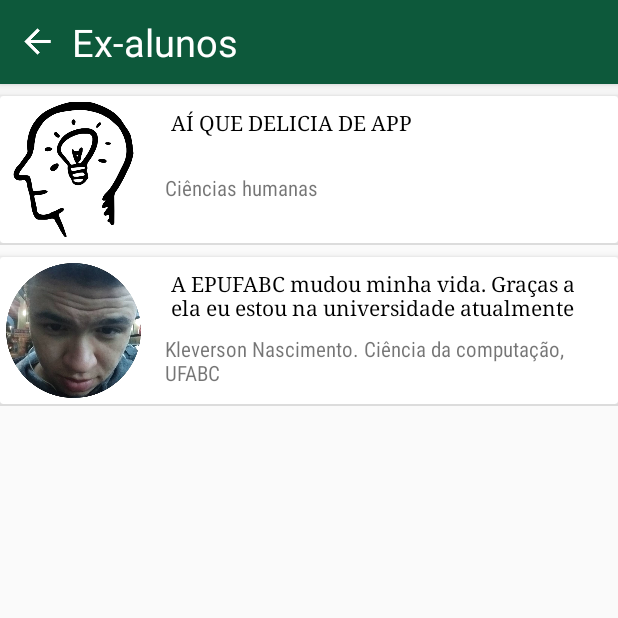
After one commit to centralufabc/centralepufabc, an Android app: the alunos screen opened directly, with no data from a screen before it, on a phone screen of 412 x 824 dp, the top half of it. The commit adds this screen. Run offline under Robolectric (Android 15) with nearby library versions, the phone set to English and light mode, and no system bars.

Commit message:
ex-alunos

```diff
--- a/app/src/main/AndroidManifest.xml
+++ b/app/src/main/AndroidManifest.xml
@@ -35,6 +35,10 @@
             android:name=".lista_frentes"
             android:label="@string/title_activity_lista_frentes"
             android:theme="@style/AppTheme.NoActionBar" />
+        <activity
+            android:name=".alunos"
+            android:label="@string/title_activity_alunos"
+            android:theme="@style/AppTheme.NoActionBar"></activity>
     </application>
 
 </manifest>
--- /dev/null
+++ b/app/src/main/java/central/centralepufabc/Aluno.java
@@ -0,0 +1,41 @@
+package central.centralepufabc;
+
+/**
+ * Created by Kleverson Nascimento on 14/03/2017.
+ */
+
+public class Aluno {
+    private String nome;
+    private String frase;
+    private int imagem;
+
+    public Aluno(String nome, String frase, int imagem) {
+        this.nome = nome;
+        this.frase = frase;
+        this.imagem = imagem;
+    }
+
+    public String getNome() {
+        return nome;
+    }
+
+    public void setNome(String nome) {
+        this.nome = nome;
+    }
+
+    public String getFrase() {
+        return frase;
+    }
+
+    public void setFrase(String frase) {
+        this.frase = frase;
+    }
+
+    public int getImagem() {
+        return imagem;
+    }
+
+    public void setImagem(int imagem) {
+        this.imagem = imagem;
+    }
+}
--- /dev/null
+++ b/app/src/main/java/central/centralepufabc/Aluno_adapter.java
@@ -0,0 +1,56 @@
+package central.centralepufabc;
+
+import android.content.Context;
+import android.view.LayoutInflater;
+import android.view.View;
+import android.view.ViewGroup;
+import android.widget.BaseAdapter;
+import android.widget.ImageView;
+import android.widget.TextView;
+
+import java.util.ArrayList;
+
+/**
+ * Created by Kleverson Nascimento on 14/03/2017.
+ */
+
+public class Aluno_adapter extends BaseAdapter {
+    private ArrayList<Aluno> arrayList;
+    private Context context;
+    private LayoutInflater layout;
+
+    public Aluno_adapter(Context context, ArrayList<Aluno> arrayList) {
+        this.context = context;
+        this.arrayList = arrayList;
+    }
+
+    @Override
+    public int getCount() {
+        return arrayList.size();
+    }
+
+    @Override
+    public Object getItem(int i) {
+        return arrayList.get(i);
+    }
+
+    @Override
+    public long getItemId(int i) {
+        return i;
+    }
+
+    @Override
+    public View getView(int i, View view, ViewGroup viewGroup) {
+        layout=(LayoutInflater) context.getSystemService(Context.LAYOUT_INFLATER_SERVICE);
+        View v=layout.inflate(R.layout.ex_alunos, viewGroup, false);
+        ImageView img=(ImageView) v.findViewById(R.id.img_aluno);
+        TextView txt=(TextView) v.findViewById(R.id.frase_aluno);
+        TextView txt2=(TextView) v.findViewById(R.id.txt_curso);
+
+
+        img.setImageResource(arrayList.get(i).getImagem());
+        txt.setText(arrayList.get(i).getNome());
+        txt2.setText(arrayList.get(i).getFrase());
+        return v;
+    }
+}
--- a/app/src/main/java/central/centralepufabc/MainActivity.java
+++ b/app/src/main/java/central/centralepufabc/MainActivity.java
@@ -367,6 +367,8 @@ public class MainActivity extends AppCompatActivity
         } else if (id == R.id.nav_equipe) {
 
         } else if (id == R.id.nav_quality) {
+            Intent intent = new Intent(this, alunos.class);
+            startActivity(intent);
 
         } else if (id == R.id.nav_calculadora) {
 
--- /dev/null
+++ b/app/src/main/java/central/centralepufabc/alunos.java
@@ -0,0 +1,45 @@
+package central.centralepufabc;
+
+import android.os.Bundle;
+import android.support.design.widget.FloatingActionButton;
+import android.support.design.widget.Snackbar;
+import android.support.v7.app.AppCompatActivity;
+import android.support.v7.widget.Toolbar;
+import android.view.View;
+import android.widget.ListView;
+
+import java.util.ArrayList;
+
+public class alunos extends AppCompatActivity {
+    private ListView lista;
+    private ArrayList<Aluno> arrayAreas=null;
+    private Aluno_adapter adapter=null;
+
+    @Override
+    protected void onCreate(Bundle savedInstanceState) {
+        super.onCreate(savedInstanceState);
+        setContentView(R.layout.activity_alunos);
+        Toolbar toolbar = (Toolbar) findViewById(R.id.toolbar);
+        setSupportActionBar(toolbar);
+
+        lista=(ListView) findViewById(R.id.lista_alunos);
+        arrayAreas=new ArrayList<Aluno>();
+        carregar_lista();
+    }
+
+    private void carregar_lista(){
+        arrayAreas.add(new Aluno("AÍ QUE DELICIA DE APP","Ciências humanas",R.drawable.logo_humanas));
+        arrayAreas.add(new Aluno("A EPUFABC mudou minha vida. Graças a ela eu estou na universidade atualmente","Kleverson Nascimento. Ciência da computação, UFABC",R.drawable.kleverson_nascimento));
+
+
+
+        adapter=new Aluno_adapter(this,arrayAreas);
+        lista.setAdapter(adapter);
+
+    }
+
+    public void voltar(View view) {
+        finish();
+    }
+
+}
--- /dev/null
+++ b/app/src/main/res/layout/activity_alunos.xml
@@ -0,0 +1,51 @@
+<?xml version="1.0" encoding="utf-8"?>
+<android.support.design.widget.CoordinatorLayout xmlns:android="http://schemas.android.com/apk/res/android"
+    xmlns:app="http://schemas.android.com/apk/res-auto"
+    xmlns:tools="http://schemas.android.com/tools"
+    android:layout_width="match_parent"
+    android:layout_height="match_parent"
+    android:fitsSystemWindows="true"
+    tools:context="central.centralepufabc.alunos">
+
+    <include layout="@layout/content_alunos" />
+
+    <android.support.design.widget.AppBarLayout
+        android:layout_width="match_parent"
+        android:layout_height="wrap_content"
+        android:theme="@style/AppTheme.AppBarOverlay">
+
+        <LinearLayout
+            android:layout_width="match_parent"
+            android:layout_height="56dp"
+            android:gravity="center_vertical"
+            android:orientation="horizontal">
+
+            <ImageButton
+                android:contentDescription="Voltar"
+                android:id="@+id/imageButton"
+                style="@style/botao_comum"
+                android:layout_width="30dp"
+                android:layout_height="30dp"
+                android:layout_marginLeft="10dp"
+                android:layout_marginStart="10dp"
+                android:onClick="voltar"
+                android:scaleType="centerInside"
+                android:src="@drawable/seta_esquerda_branca" />
+
+            <TextView
+                android:id="@+id/textView2"
+                android:layout_width="wrap_content"
+                android:layout_height="wrap_content"
+                android:layout_marginLeft="8dp"
+                android:layout_marginStart="8dp"
+                android:gravity="center_vertical"
+                android:text="Ex-alunos"
+                android:textColor="#ffffffff"
+                android:textSize="25sp" />
+
+        </LinearLayout>
+
+
+    </android.support.design.widget.AppBarLayout>
+
+</android.support.design.widget.CoordinatorLayout>
--- /dev/null
+++ b/app/src/main/res/layout/content_alunos.xml
@@ -0,0 +1,20 @@
+<?xml version="1.0" encoding="utf-8"?>
+<android.support.constraint.ConstraintLayout xmlns:android="http://schemas.android.com/apk/res/android"
+    xmlns:app="http://schemas.android.com/apk/res-auto"
+    xmlns:tools="http://schemas.android.com/tools"
+    android:id="@+id/content_alunos"
+    android:layout_width="match_parent"
+    android:layout_height="match_parent"
+    app:layout_behavior="@string/appbar_scrolling_view_behavior"
+    tools:context="central.centralepufabc.alunos"
+    tools:showIn="@layout/activity_alunos">
+
+    <ListView
+        android:layout_width="0dp"
+        android:layout_height="0dp"
+        android:id="@+id/lista_alunos"
+        app:layout_constraintTop_toTopOf="parent"
+        app:layout_constraintRight_toRightOf="parent"
+        app:layout_constraintBottom_toBottomOf="parent"
+        app:layout_constraintLeft_toLeftOf="parent" />
+</android.support.constraint.ConstraintLayout>
--- /dev/null
+++ b/app/src/main/res/layout/ex_alunos.xml
@@ -0,0 +1,72 @@
+<?xml version="1.0" encoding="utf-8"?>
+<android.support.constraint.ConstraintLayout xmlns:android="http://schemas.android.com/apk/res/android"
+    xmlns:app="http://schemas.android.com/apk/res-auto"
+    xmlns:tools="http://schemas.android.com/tools"
+    android:orientation="vertical"
+    android:layout_width="match_parent"
+    android:layout_height="match_parent">
+
+    <android.support.v7.widget.CardView
+        android:layout_width="0dp"
+        android:layout_marginTop="8dp"
+        app:layout_constraintTop_toTopOf="parent"
+        app:layout_constraintRight_toRightOf="parent"
+        app:layout_constraintLeft_toLeftOf="parent"
+        android:layout_height="wrap_content"
+        app:cardElevation="4dp">
+
+        <android.support.constraint.ConstraintLayout
+            android:layout_width="match_parent"
+            android:layout_height="match_parent">
+
+            <TextView
+                android:text="A EPUFABC mudou minha vida. Graças a ela eu estou na universidade atualmente"
+                android:layout_width="0dp"
+                android:layout_height="wrap_content"
+                android:id="@+id/frase_aluno"
+                android:textSize="14sp"
+                android:fontFamily="serif"
+                android:textColor="#000000"
+                android:layout_marginTop="8dp"
+                app:layout_constraintTop_toTopOf="parent"
+                android:layout_marginEnd="8dp"
+                app:layout_constraintRight_toRightOf="parent"
+                android:layout_marginRight="8dp"
+                android:layout_marginStart="20dp"
+                app:layout_constraintLeft_toRightOf="@+id/img_aluno"
+                android:layout_marginLeft="20dp" />
+
+            <ImageView
+                app:srcCompat="@drawable/kleverson_nascimento"
+                android:id="@+id/img_aluno"
+                android:scaleType="fitXY"
+                android:layout_width="90dp"
+                android:layout_marginTop="4dp"
+                app:layout_constraintTop_toTopOf="parent"
+                app:layout_constraintBottom_toBottomOf="parent"
+                android:layout_marginBottom="4dp"
+                android:layout_marginStart="4dp"
+                app:layout_constraintLeft_toLeftOf="parent"
+                android:layout_marginLeft="4dp"
+                android:layout_height="90dp" />
+
+            <TextView
+                android:text="Kleverson Nascimento. Ciência da computação, UFABC"
+                android:layout_width="0dp"
+                android:textSize="14sp"
+                android:fontFamily="sans-serif-condensed"
+                android:layout_height="wrap_content"
+                android:id="@+id/txt_curso"
+                android:layout_marginStart="16dp"
+                app:layout_constraintLeft_toRightOf="@+id/img_aluno"
+                android:layout_marginLeft="16dp"
+                app:layout_constraintBottom_toBottomOf="parent"
+                android:layout_marginBottom="8dp"
+                android:layout_marginEnd="8dp"
+                app:layout_constraintRight_toRightOf="parent"
+                android:layout_marginRight="8dp"
+                app:layout_constraintTop_toBottomOf="@+id/frase_aluno"
+                android:layout_marginTop="4dp" />
+        </android.support.constraint.ConstraintLayout>
+    </android.support.v7.widget.CardView>
+</android.support.constraint.ConstraintLayout>
--- /dev/null
+++ b/app/src/main/res/layout/ex_alunos2.xml
@@ -0,0 +1,6 @@
+<?xml version="1.0" encoding="utf-8"?>
+<LinearLayout xmlns:android="http://schemas.android.com/apk/res/android"
+    android:orientation="vertical" android:layout_width="match_parent"
+    android:layout_height="match_parent">
+
+</LinearLayout>
--- a/app/src/main/res/values/strings.xml
+++ b/app/src/main/res/values/strings.xml
@@ -10,4 +10,5 @@
     <string name="title_activity_cronograma">cronograma</string>
     <string name="title_activity_lista_frentes">lista_frentes</string>
     <string name="title_activity_mesa">mesa</string>
+    <string name="title_activity_alunos">alunos</string>
 </resources>
```
Also changed, not shown: app/src/main/res/drawable/kleverson_nascimento.png (added).
